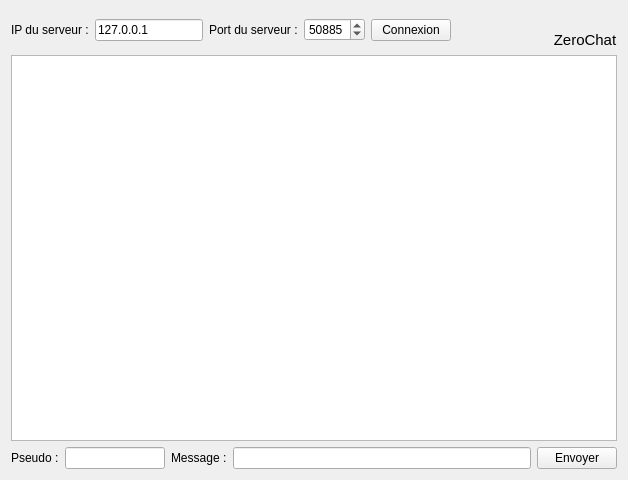
This is Qt/QtClient/fenclient.ui in JulienBreton/cplusplus_programming as Qt 5 draws it before an edit. The edited form follows.
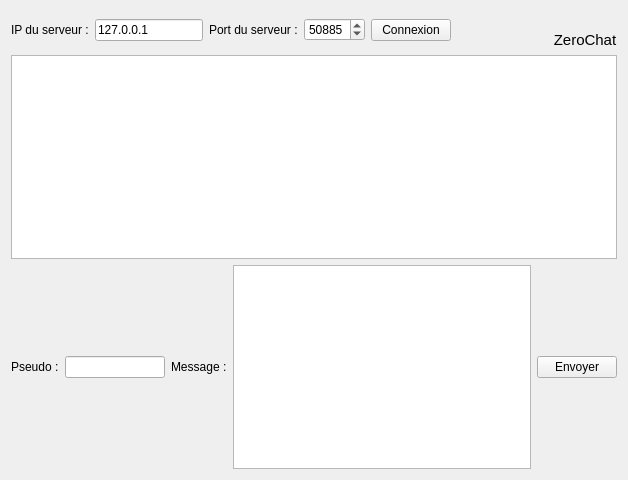
This is the edited form. Icons and pictures are not drawn.

Commit message: dev(Qt): ajoute sélection couleur + police

What changed in the file:
```diff
--- a/Qt/QtClient/fenclient.ui
+++ b/Qt/QtClient/fenclient.ui
@@ -149,7 +149,7 @@
       </widget>
      </item>
      <item>
-      <widget class="QLineEdit" name="message" />
+      <widget class="QTextEdit" name="message"/>
      </item>
      <item>
       <widget class="QPushButton" name="boutonEnvoyer" >
```
Left out of the diff: 94 changed lines with no effect on the pictures. The commit also changes 2 other files.
